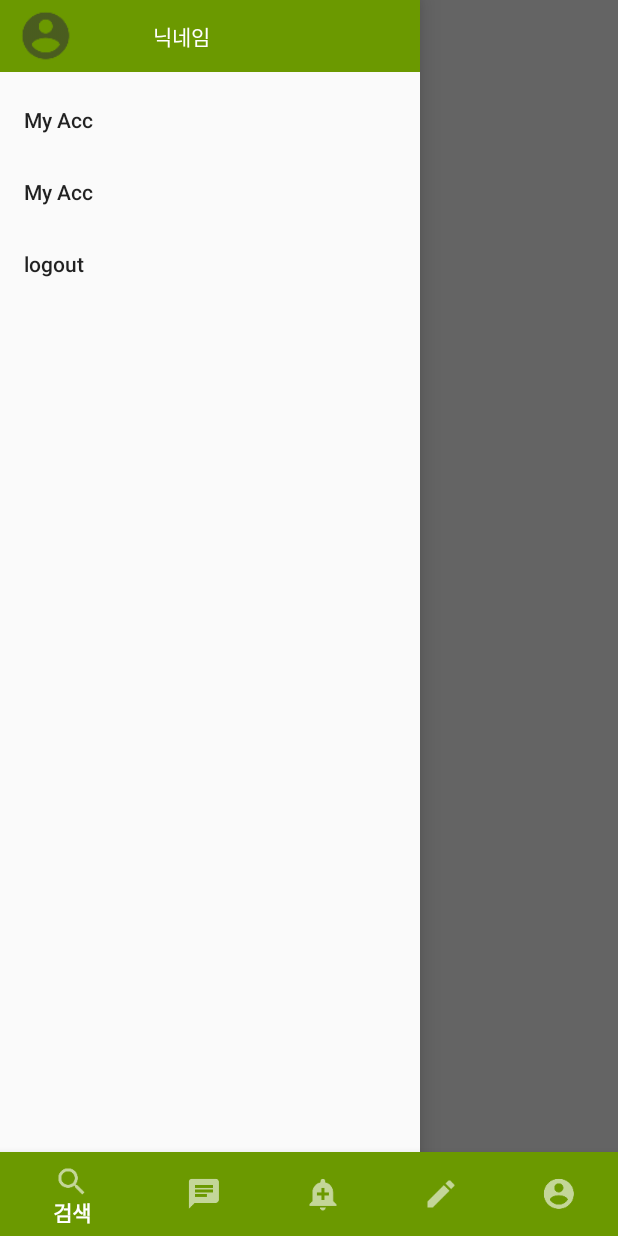
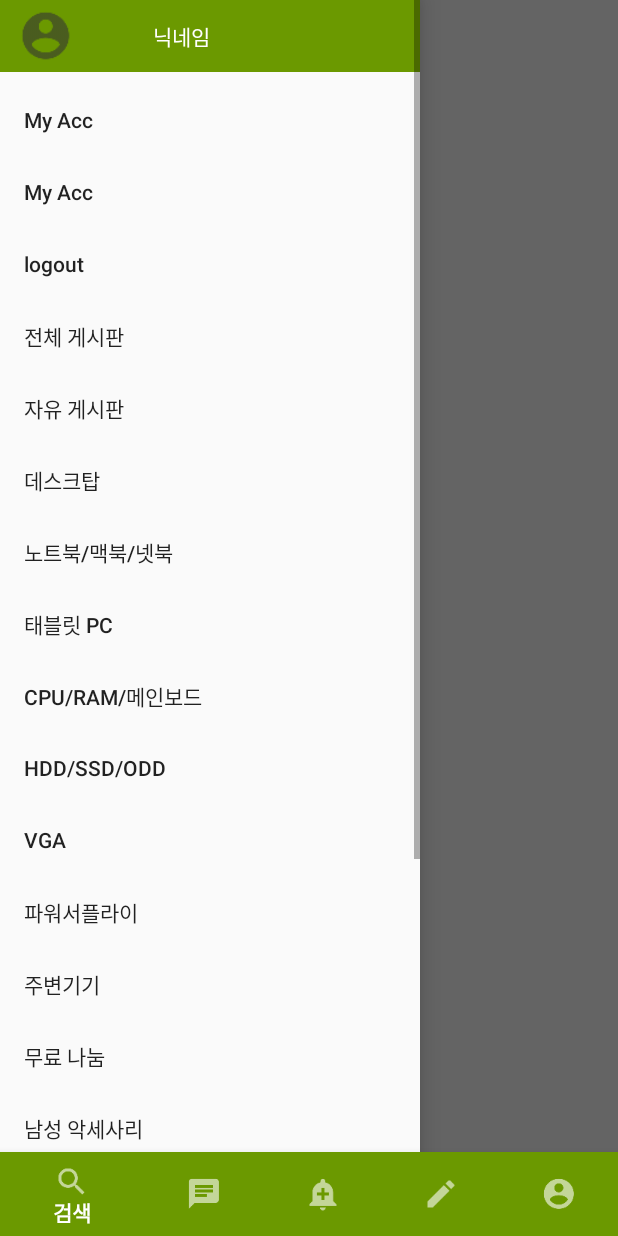
Before and after one commit to thirtysix3636/1113-master, an Android app: the MainActivity screen opened directly, with no data from a screen before it, with the side drawer open, on a phone screen of 412 x 824 dp. Run offline under Robolectric (Android 15) with nearby library versions, the phone set to English and light mode, and no system bars; 1 statement that could not run was skipped.

Commit message:
menu_list

```diff
--- a/app/src/main/java/com/example/a1102/MainActivity.java
+++ b/app/src/main/java/com/example/a1102/MainActivity.java
@@ -12,9 +12,13 @@ import android.view.MenuItem;
 import android.view.View;
 import android.widget.Button;
 import android.widget.LinearLayout;
+import android.widget.ListView;
+
+import java.util.ArrayList;
 
 public class MainActivity extends AppCompatActivity implements View.OnClickListener{
     DrawerLayout drawerLayout;
+    ListView drawerList;
     LinearLayout main_top_layout, main_list_layout;
     Button list_btn, home_btn;
 
@@ -34,6 +38,8 @@ public class MainActivity extends AppCompatActivity implements View.OnClickListe
         main_top_layout = (LinearLayout)findViewById(R.id.main_top_layout);
         main_list_layout = (LinearLayout)findViewById(R.id.main_list_layout);
         drawerLayout = (DrawerLayout) findViewById(R.id.left_Drawer);
+        drawerList = (ListView)findViewById(R.id.drawer_list); //리스트 메뉴
+
 
         BottomNavigationView bottomNavigationView = (BottomNavigationView)findViewById(R.id.bottom_navigation);
         BottomNavigationViewHelper.disableShiftMode(bottomNavigationView);
--- a/app/src/main/java/com/example/a1102/dbhelper/DBHelper.java
+++ b/app/src/main/java/com/example/a1102/dbhelper/DBHelper.java
@@ -8,6 +8,8 @@ import android.database.sqlite.SQLiteOpenHelper;
  * Created by Jeff_Hwang on 2017. 11. 13..
  */
 public class DBHelper extends SQLiteOpenHelper {
+    String list[] = { "전체 게시판","자유 게시판", " 데스크탑","노트북/맥북/넷북","태블릿 PC","CPU/RAM/메인보드","HDD/SSD/ODD", "VGA","파워서플라이", "주변기기", "무료 나눔",
+                    "남성 악세사리", "여성 악세사리", "남성 의류", "여성 의류", "SKT 중고폰", "KT 중고폰", "LG 중고폰", "스마트폰 주변기기", "음향 기기", "가전 제품", "생활용품"};
 
     // DBHelper 생성자로 관리할 DB 이름과 버전 정보를 받음
     public DBHelper(Context context) {
@@ -18,7 +20,7 @@ public class DBHelper extends SQLiteOpenHelper {
     @Override
     public void onCreate(SQLiteDatabase db) {
     //테이블 생성
-        String member, board, chat, exchange, location, exchange_reserve; //회원,게시판, 채팅, 거래, 위치 거래예약
+        String member, board, category, chat, exchange, location, exchange_reserve; //회원,게시판, 채팅, 거래, 위치 거래예약
 
         /* 회원 테이블 sql 정의 및 실행 */
         member = "create table if not exists member(_id text not null primary key," +
@@ -39,6 +41,16 @@ public class DBHelper extends SQLiteOpenHelper {
                 "board_location_y integer," + // 지도 위도
                 "board_reply_id integer not null)"; // 댓글
         db.execSQL(board);
+
+        category = "create table if not exists category(cat_id integer not null primary key auto increment," +
+                "cat_name text not null)"; // 카테고리
+        db.execSQL(category);
+
+   /*   String insert_cat_list = "insert into category(cat_name) values ";
+
+        for(int num = 0; num<21; num++)
+            db.execSQL(insert_cat_list+"('"+list[num]+"')");
+*/
 
     }
 
--- a/app/src/main/res/layout/drawer_header.xml
+++ b/app/src/main/res/layout/drawer_header.xml
@@ -38,6 +38,18 @@
                 android:layout_height="wrap_content"
                 android:layout_weight="1"/>
         </LinearLayout>
+        <LinearLayout
+            android:layout_width="match_parent"
+            android:layout_height="wrap_content"
+            android:orientation="vertical"
+            >
+            <ListView
+                android:id="@+id/drawer_list"
+                android:layout_width="match_parent"
+                android:layout_height="wrap_content">
+            </ListView>
+
+        </LinearLayout>
 
     </LinearLayout>
 </android.support.constraint.ConstraintLayout>
--- a/app/src/main/res/menu/navigaion_menu.xml
+++ b/app/src/main/res/menu/navigaion_menu.xml
@@ -8,5 +8,69 @@
         android:title="My Acc"/>
     <item  android:id="@+id/nav_logout"
         android:title="logout"/>
+
+
+        <item  android:id="@+id/m0"
+            android:title="전체 게시판"/>
+
+        <item  android:id="@+id/m1"
+            android:title="자유 게시판"/>
+
+        <item  android:id="@+id/m2"
+            android:title="데스크탑"/>
+
+        <item  android:id="@+id/m3"
+            android:title="노트북/맥북/넷북"/>
+
+        <item  android:id="@+id/m4"
+            android:title="태블릿 PC"/>
+
+
+        <item  android:id="@+id/m5"
+            android:title="CPU/RAM/메인보드"/>
+
+        <item  android:id="@+id/m6"
+            android:title="HDD/SSD/ODD"/>
+
+        <item  android:id="@+id/m7"
+            android:title="VGA"/>
+
+        <item  android:id="@+id/m8"
+            android:title="파워서플라이"/>
+
+        <item  android:id="@+id/m9"
+            android:title="주변기기"/>
+
+        <item  android:id="@+id/m10"
+            android:title="무료 나눔"/>
+
+        <item  android:id="@+id/m11"
+            android:title="남성 악세사리"/>
+
+
+        <item  android:id="@+id/m12"
+            android:title="남성 의류"/>
+
+        <item  android:id="@+id/m13"
+            android:title="SKT 중고폰"/>
+
+
+        <item  android:id="@+id/m14"
+            android:title="KT 중고폰"/>
+
+        <item  android:id="@+id/m15"
+            android:title="LGT 중고폰"/>
+
+        <item  android:id="@+id/m16"
+            android:title="스마트폰 주변기기"/>
+
+        <item  android:id="@+id/m17"
+            android:title="음향 기기"/>
+
+        <item  android:id="@+id/m18"
+            android:title="가전 제품"/>
+
+        <item  android:id="@+id/m19"
+            android:title="생활용품"/>
     </group>
 </menu>
```
